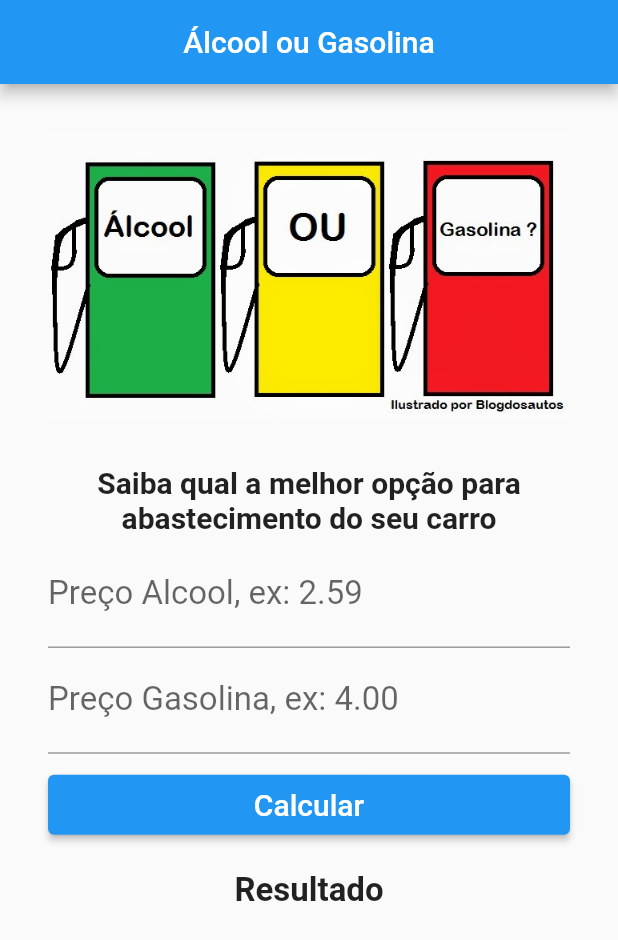
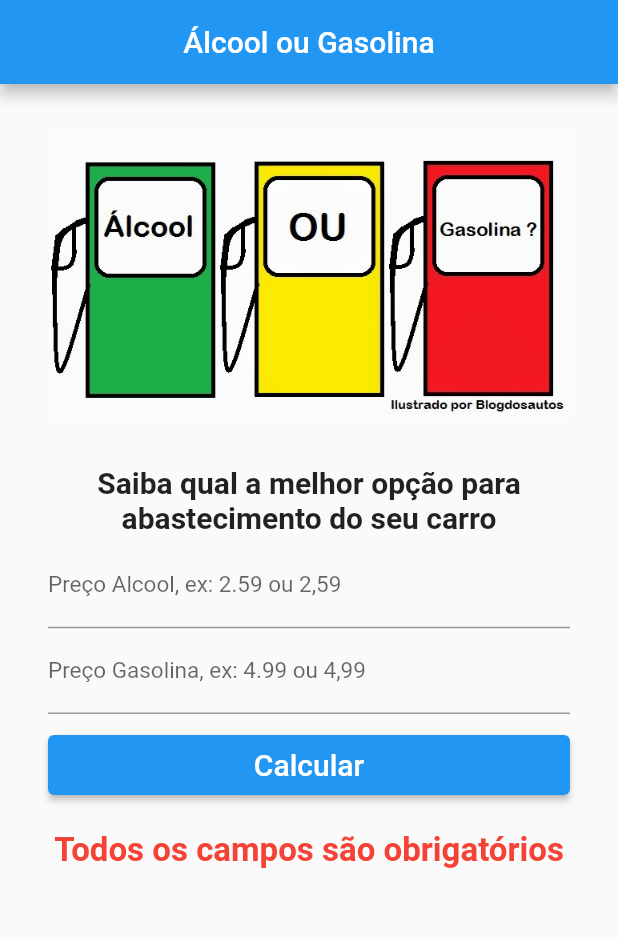
Before and after one commit to ronaldomendes/desenvolvimento_mobile, a Flutter app: the screen it shows after launch, after a tap on "Calcular", on a phone screen of 412 x 824 dp. Shown: the top 940 px of the screen. Run offline on Flutter 3.47's test engine with Material 2 defaults, Android fonts, the phone set to English and light mode, and no system bars.

Commit message:
A simple fuel calc with exception handling

```diff
--- a/gas_calculator_app/lib/main.dart
+++ b/gas_calculator_app/lib/main.dart
@@ -1,3 +1,4 @@
+import 'dart:async';
 import 'dart:ui';
 
 import 'package:flutter/material.dart';
@@ -16,17 +17,66 @@ class GasApp extends StatefulWidget {
 class _GasApp extends State<GasApp> {
   TextEditingController _textAlcool = TextEditingController();
   TextEditingController _textGasolina = TextEditingController();
+  String _appTitle = 'Álcool ou Gasolina';
+  String _imagePath = 'images/alcool.png';
+  String _labelAlcool = 'Preço Alcool, ex: 2.59 ou 2,59';
+  String _labelGasolina = 'Preço Gasolina, ex: 4.99 ou 4,99';
+  String _mainText =
+      'Saiba qual a melhor opção para abastecimento do seu carro';
+  String _resultText = '';
+  Color _resultColor = Colors.black;
+
+  void _calcular() {
+    final chars = RegExp(r'^[^0-9\.,]+$');
+    if (_textAlcool.text == '' || _textGasolina.text == '') {
+      setState(() {
+        _resultText = 'Todos os campos são obrigatórios';
+        _resultColor = Colors.red;
+      });
+    } else if (chars.hasMatch(_textAlcool.text) ||
+        chars.hasMatch(_textGasolina.text)) {
+      setState(() {
+        _resultText = 'Informe apenas números';
+        _resultColor = Colors.red;
+      });
+    } else {
+      try {
+        double alcool =
+            double.parse(_textAlcool.text.trim().replaceAll(',', '.'));
+        double gasolina =
+            double.parse(_textGasolina.text.trim().replaceAll(',', '.'));
+        if ((alcool / gasolina) >= 0.7) {
+          setState(() {
+            _resultText = 'Melhor abastecer com gasolina';
+          });
+        } else {
+          setState(() {
+            _resultText = 'Melhor abastecer com álcool';
+          });
+        }
+      } catch (err) {
+        setState(() {
+          _resultText = 'Formato numérico inválido';
+          _resultColor = Colors.red;
+        });
+      }
+      _textAlcool.text = '';
+      _textGasolina.text = '';
+    }
+  }
+
+  void _backToDefault() {
+    Timer.periodic(Duration(seconds: 3), (Timer t) {
+      setState(() {
+        _resultText = '';
+        _resultColor = Colors.black;
+      });
+      t.cancel();
+    });
+  }
 
   @override
   Widget build(BuildContext context) {
-    String _appTitle = 'Álcool ou Gasolina';
-    String _imagePath = 'images/alcool.png';
-    String _labelAlcool = 'Preço Alcool, ex: 2.59';
-    String _labelGasolina = 'Preço Gasolina, ex: 4.00';
-    String _mainText =
-        'Saiba qual a melhor opção para abastecimento do seu carro';
-    String _resultText = 'Resultado';
-
     return Scaffold(
         appBar: AppBar(
           title: Text(_appTitle),
@@ -51,13 +101,13 @@ class _GasApp extends State<GasApp> {
               TextField(
                 keyboardType: TextInputType.number,
                 decoration: InputDecoration(labelText: _labelAlcool),
-                style: TextStyle(fontSize: 22),
+                style: TextStyle(fontSize: 15),
                 controller: _textAlcool,
               ),
               TextField(
                 keyboardType: TextInputType.number,
                 decoration: InputDecoration(labelText: _labelGasolina),
-                style: TextStyle(fontSize: 22),
+                style: TextStyle(fontSize: 15),
                 controller: _textGasolina,
               ),
               Padding(
@@ -69,13 +119,18 @@ class _GasApp extends State<GasApp> {
                       'Calcular',
                       style: TextStyle(fontSize: 20),
                     ),
-                    onPressed: () {},
+                    onPressed: () {
+                      _calcular();
+                      _backToDefault();
+                    },
                   )),
               Padding(
                   padding: EdgeInsets.only(top: 20),
                   child: Text(_resultText,
-                      style:
-                          TextStyle(fontSize: 22, fontWeight: FontWeight.bold),
+                      style: TextStyle(
+                          fontSize: 22,
+                          fontWeight: FontWeight.bold,
+                          color: _resultColor),
                       textAlign: TextAlign.center))
             ],
           ),
```
